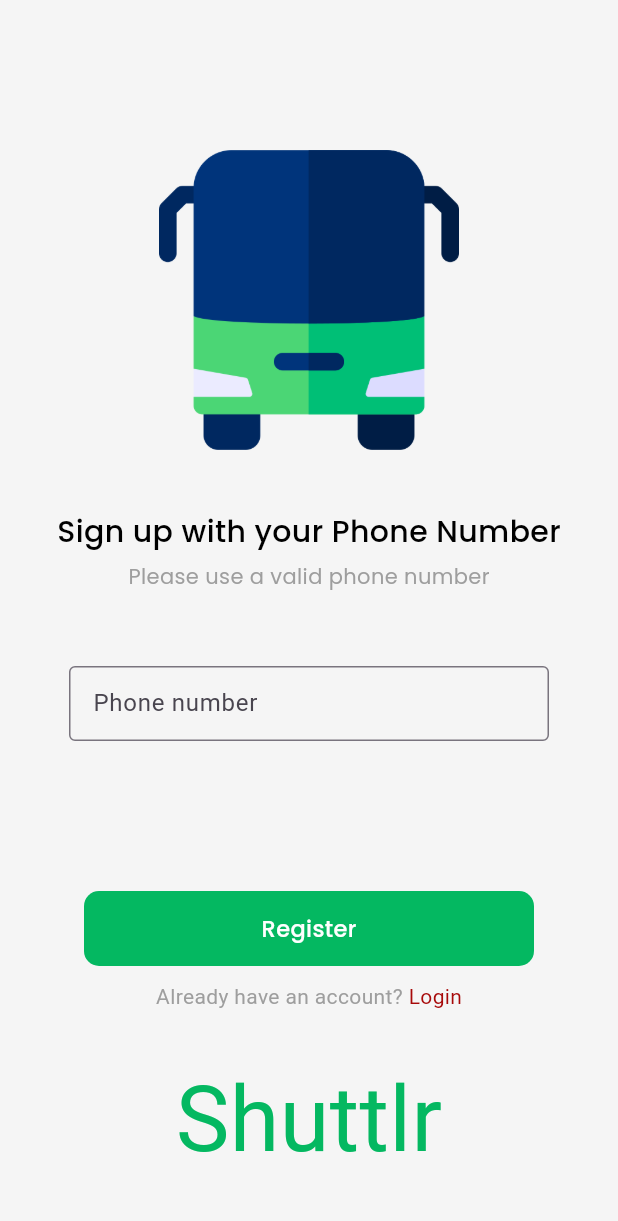
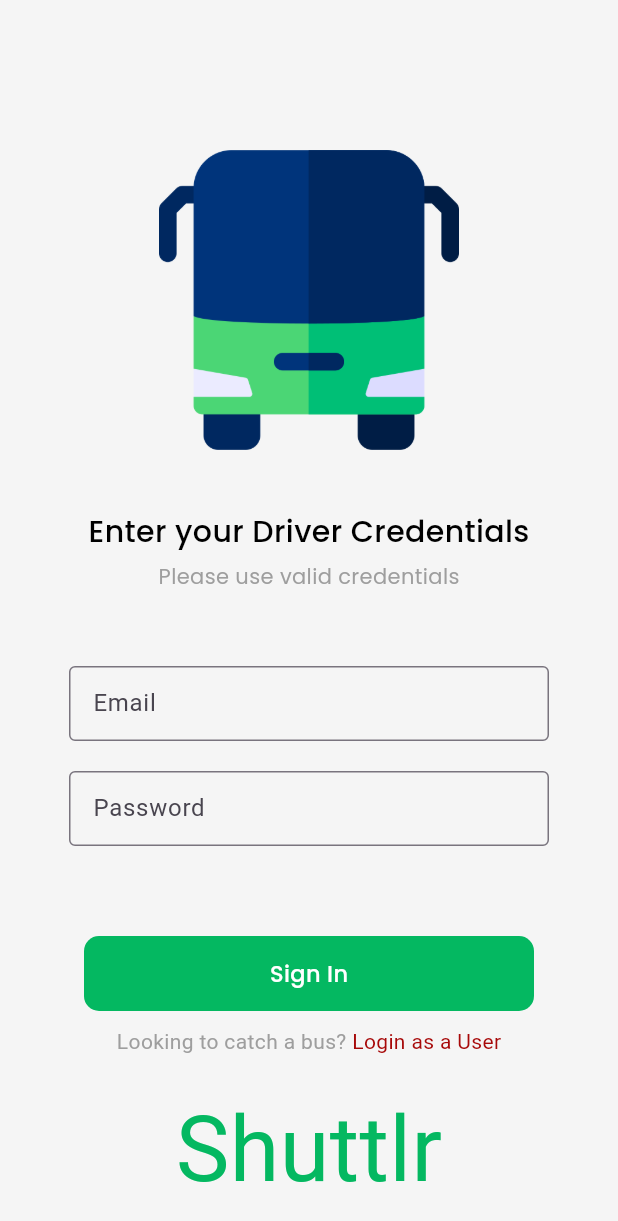
Before and after one commit to Retr0-Xan/Shuttlr, a Flutter app: the Register screen opened by its route, on a phone screen of 412 x 824 dp. Shown: the top 1221 px of the screen. Run offline on Flutter 3.47's test engine with Material 3 defaults, Android fonts, the phone set to English and light mode, and no system bars; our stand-ins replace firebase_auth, firebase_core, google_fonts; accounts and stored records are empty.

Commit message:
added driver sign in with email and password with test data

```diff
--- a/shuttlr/lib/pages/register.dart
+++ b/shuttlr/lib/pages/register.dart
@@ -1,7 +1,9 @@
 // ignore_for_file: prefer_const_constructors, prefer_const_literals_to_create_immutables, avoid_print
 
+import 'package:firebase_auth/firebase_auth.dart';
 import 'package:flutter/material.dart';
 import 'package:google_fonts/google_fonts.dart';
+import 'package:shuttlr/services/auth.dart';
 
 class Register extends StatefulWidget {
   final Function toggleView;
@@ -12,7 +14,9 @@ class Register extends StatefulWidget {
 }
 
 class _RegisterState extends State<Register> {
-  String phoneNumber = '';
+  String email = '';
+  String password = '';
+  final AuthService _auth = AuthService();
   @override
   Widget build(BuildContext context) {
     return Scaffold(
@@ -35,7 +39,7 @@ class _RegisterState extends State<Register> {
             Padding(
               padding: const EdgeInsets.only(top: 40, bottom: 5),
               child: Text(
-                "Sign up with your Phone Number",
+                "Enter your Driver Credentials",
                 style: GoogleFonts.poppins(
                     fontSize: 20,
                     color: Colors.black,
@@ -45,7 +49,7 @@ class _RegisterState extends State<Register> {
             Padding(
               padding: const EdgeInsets.only(bottom: 50),
               child: Text(
-                "Please use a valid phone number",
+                "Please use valid credentials",
                 style: GoogleFonts.poppins(color: Colors.grey),
               ),
             ),
@@ -53,27 +57,44 @@ class _RegisterState extends State<Register> {
               width: 320,
               height: 50,
               child: TextFormField(
-                onChanged: (value) => phoneNumber = value,
-                keyboardType: TextInputType.phone,
+                onChanged: (value) => email = value,
+                keyboardType: TextInputType.emailAddress,
                 decoration: InputDecoration(
-                    prefix: Text("+233 "),
-                    border: OutlineInputBorder(),
-                    labelText: "Phone number"),
+                    border: OutlineInputBorder(), labelText: "Email"),
+              ),
+            ),
+            SizedBox(
+              height: 20,
+            ),
+            SizedBox(
+              width: 320,
+              height: 50,
+              child: TextFormField(
+                obscureText: true,
+                onChanged: (value) => password = value,
+                decoration: InputDecoration(
+                    border: OutlineInputBorder(), labelText: "Password"),
               ),
             ),
             GestureDetector(
-              onTap: () {
-                print(phoneNumber);
+              onTap: () async {
+                print(email);
+                print(password);
+                try {
+                  await _auth.signInWithEmail(email, password);
+                } catch (e) {
+                  print(e);
+                }
               },
               child: Container(
-                  margin: EdgeInsets.only(top: 100, bottom: 10),
+                  margin: EdgeInsets.only(top: 60, bottom: 10),
                   width: 300,
                   height: 50,
                   decoration: BoxDecoration(
                       borderRadius: BorderRadius.circular(10),
                       color: Color.fromARGB(255, 4, 184, 97)),
                   child: Center(
-                      child: Text("Register",
+                      child: Text("Sign In",
                           style: GoogleFonts.poppins(
                               fontSize: 15,
                               color: Colors.white,
@@ -83,7 +104,7 @@ class _RegisterState extends State<Register> {
               mainAxisAlignment: MainAxisAlignment.center,
               children: [
                 Text(
-                  "Already have an account? ",
+                  "Looking to catch a bus? ",
                   style: TextStyle(color: Colors.grey),
                 ),
                 GestureDetector(
@@ -91,14 +112,14 @@ class _RegisterState extends State<Register> {
                     widget.toggleView();
                   },
                   child: Text(
-                    "Login",
+                    "Login as a User",
                     style: TextStyle(color: Color.fromARGB(255, 167, 9, 9)),
                   ),
                 )
               ],
             ),
             Padding(
-              padding: const EdgeInsets.only(top: 30),
+              padding: const EdgeInsets.only(top: 20),
               child: Text(
                 "Shuttlr",
                 style: GoogleFonts.fasterOne(
--- a/shuttlr/lib/pages/sign_in.dart
+++ b/shuttlr/lib/pages/sign_in.dart
@@ -81,7 +81,7 @@ class _SignInState extends State<SignIn> {
               mainAxisAlignment: MainAxisAlignment.center,
               children: [
                 Text(
-                  "New to Shuttlr? ",
+                  "Sign in as a ",
                   style: TextStyle(color: Colors.grey),
                 ),
                 GestureDetector(
@@ -89,7 +89,7 @@ class _SignInState extends State<SignIn> {
                     widget.toggleView();
                   },
                   child: Text(
-                    "Register Now",
+                    "Driver",
                     style: TextStyle(color: Color.fromARGB(255, 167, 9, 9)),
                   ),
                 )
--- a/shuttlr/lib/services/auth.dart
+++ b/shuttlr/lib/services/auth.dart
@@ -31,4 +31,16 @@ Future signOut() async {
       return null;
     }
   }
+
+  //sign in with email
+  Future signInWithEmail(String email, String password) async {
+    try {
+      UserCredential userCredential = await _auth.signInWithEmailAndPassword(email: email, password: password);
+      User? Firebaseuser = userCredential.user;
+      return Firebaseuser;
+    } catch (e) {
+      print(e.toString());
+      return null;
+    }
+  }
 }
```
